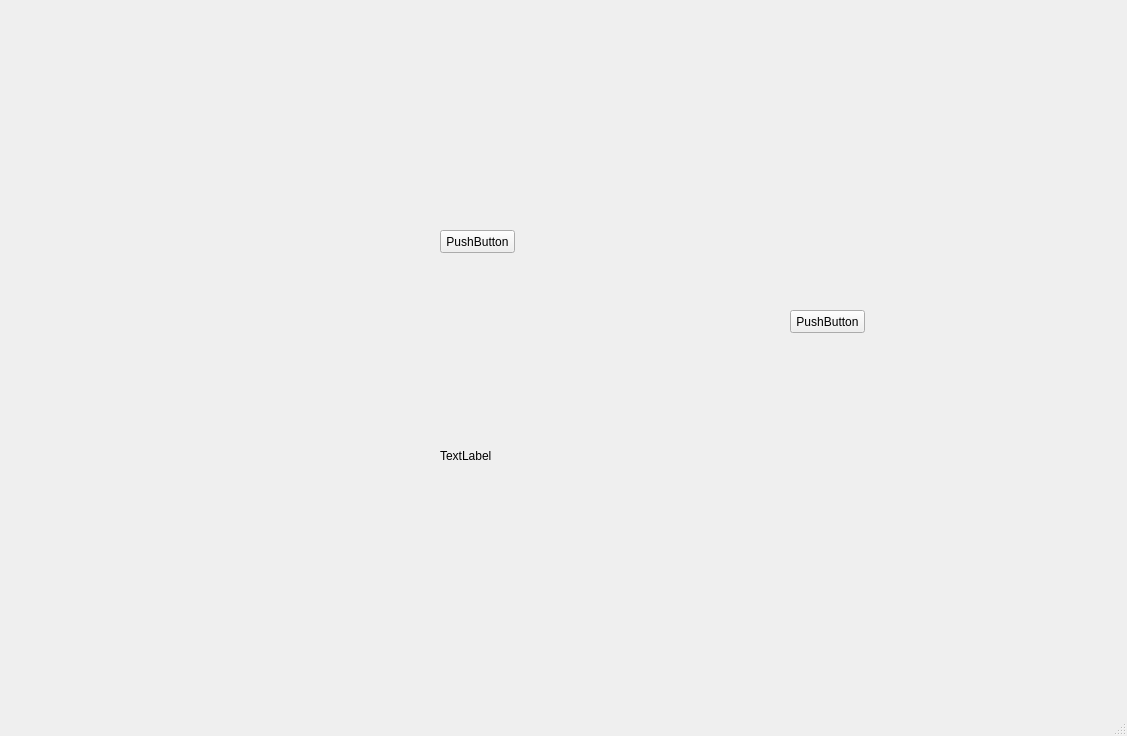
Old version of the form mainUi.ui in the repository lb123456789/mygit.
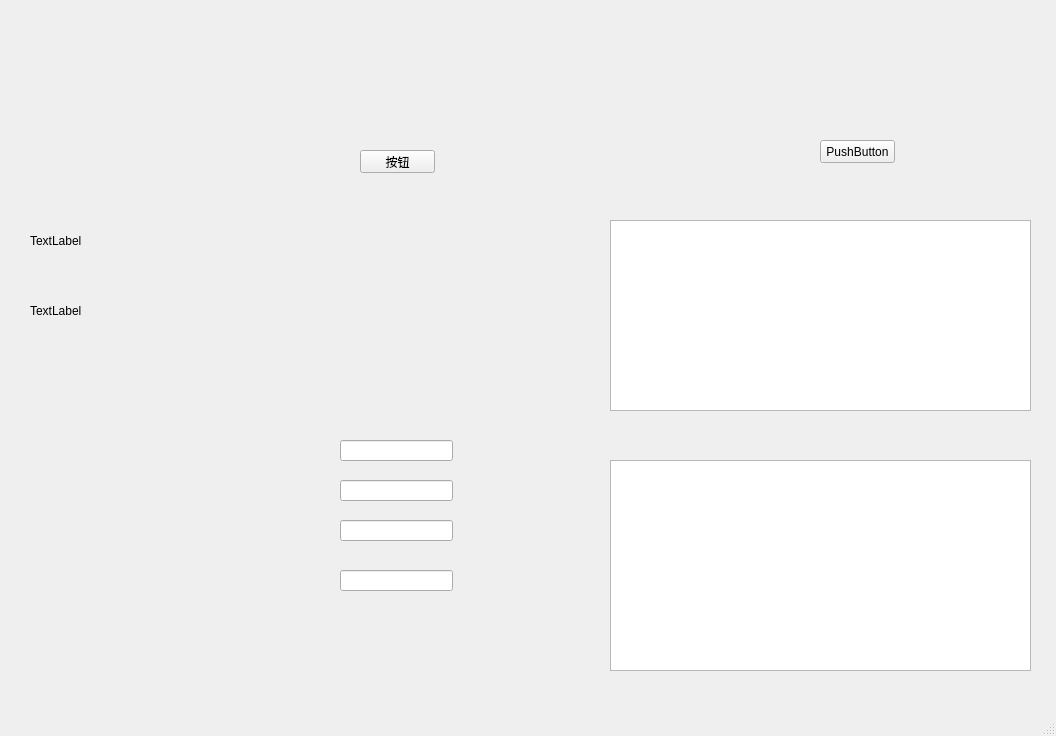
New version of the form.

Commit message: lineEdit文本获取，Label显示

Diff of the .ui file:
```diff
--- a/mainUi.ui
+++ b/mainUi.ui
@@ -6,7 +6,7 @@
    <rect>
     <x>0</x>
     <y>0</y>
-    <width>1127</width>
+    <width>1056</width>
     <height>736</height>
    </rect>
   </property>
@@ -17,10 +17,10 @@
    <widget class="QLabel" name="label1">
     <property name="geometry">
      <rect>
-      <x>440</x>
-      <y>450</y>
-      <width>54</width>
-      <height>12</height>
+      <x>30</x>
+      <y>210</y>
+      <width>361</width>
+      <height>61</height>
      </rect>
     </property>
     <property name="text">
@@ -30,21 +30,21 @@
    <widget class="QPushButton" name="pushButton1">
     <property name="geometry">
      <rect>
-      <x>440</x>
-      <y>230</y>
+      <x>360</x>
+      <y>150</y>
       <width>75</width>
       <height>23</height>
      </rect>
     </property>
     <property name="text">
-     <string>PushButton</string>
+     <string>按钮</string>
     </property>
    </widget>
    <widget class="QPushButton" name="pushButton22">
     <property name="geometry">
      <rect>
-      <x>790</x>
-      <y>310</y>
+      <x>820</x>
+      <y>140</y>
       <width>75</width>
       <height>23</height>
      </rect>
@@ -53,6 +53,79 @@
      <string>PushButton</string>
     </property>
    </widget>
+   <widget class="QLabel" name="label2">
+    <property name="geometry">
+     <rect>
+      <x>30</x>
+      <y>280</y>
+      <width>361</width>
+      <height>61</height>
+     </rect>
+    </property>
+    <property name="text">
+     <string>TextLabel</string>
+    </property>
+   </widget>
+   <widget class="QLineEdit" name="lineEdit1">
+    <property name="geometry">
+     <rect>
+      <x>340</x>
+      <y>440</y>
+      <width>113</width>
+      <height>21</height>
+     </rect>
+    </property>
+   </widget>
+   <widget class="QLineEdit" name="lineEdit2">
+    <property name="geometry">
+     <rect>
+      <x>340</x>
+      <y>480</y>
+      <width>113</width>
+      <height>21</height>
+     </rect>
+    </property>
+   </widget>
+   <widget class="QLineEdit" name="lineEdit3">
+    <property name="geometry">
+     <rect>
+      <x>340</x>
+      <y>520</y>
+      <width>113</width>
+      <height>21</height>
+     </rect>
+    </property>
+   </widget>
+   <widget class="QLineEdit" name="lineEdit4">
+    <property name="geometry">
+     <rect>
+      <x>340</x>
+      <y>570</y>
+      <width>113</width>
+      <height>21</height>
+     </rect>
+    </property>
+   </widget>
+   <widget class="QTextEdit" name="textEdit1">
+    <property name="geometry">
+     <rect>
+      <x>610</x>
+      <y>220</y>
+      <width>421</width>
+      <height>191</height>
+     </rect>
+    </property>
+   </widget>
+   <widget class="QTextEdit" name="textEdit">
+    <property name="geometry">
+     <rect>
+      <x>610</x>
+      <y>460</y>
+      <width>421</width>
+      <height>211</height>
+     </rect>
+    </property>
+   </widget>
   </widget>
   <widget class="QMenuBar" name="menubar">
    <property name="geometry">
```
Left out of the diff: 4 changed lines with no effect on the pictures. The commit also changes 4 other files.
